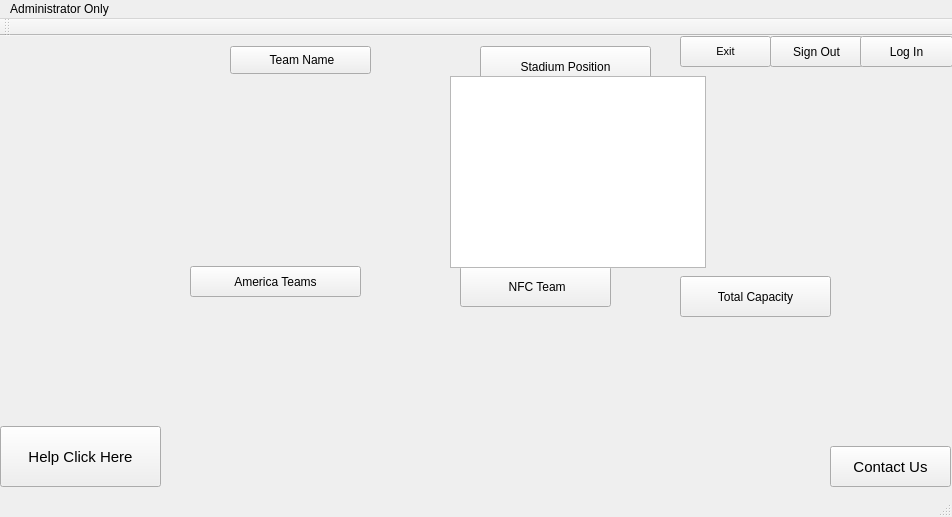
This is mainwindow.ui in Ling2251/CS1C-NFL_Porject as Qt 5 draws it before an edit. The edited form follows.
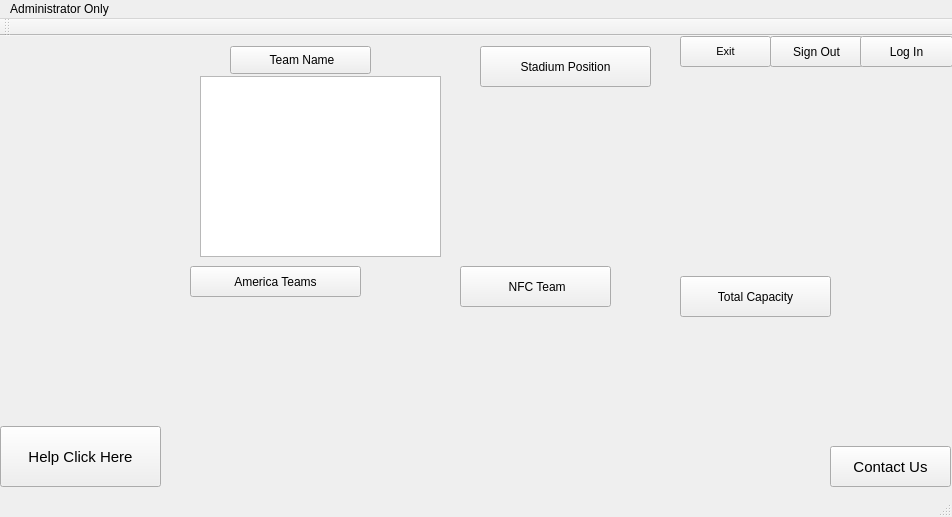
This is the edited form. Icons and pictures are not drawn.

Commit message: added sort function

What changed in the file:
```diff
--- a/mainwindow.ui
+++ b/mainwindow.ui
@@ -231,10 +231,10 @@
    <widget class="QLabel" name="label_3">
     <property name="geometry">
      <rect>
-      <x>170</x>
-      <y>40</y>
-      <width>271</width>
-      <height>161</height>
+      <x>-30</x>
+      <y>180</y>
+      <width>231</width>
+      <height>141</height>
      </rect>
     </property>
     <property name="text">
@@ -279,10 +279,10 @@
    <widget class="QTableWidget" name="teamWidget">
     <property name="geometry">
      <rect>
-      <x>450</x>
+      <x>200</x>
       <y>40</y>
-      <width>256</width>
-      <height>192</height>
+      <width>241</width>
+      <height>181</height>
      </rect>
     </property>
    </widget>
```
The commit also changes 2 other files.
